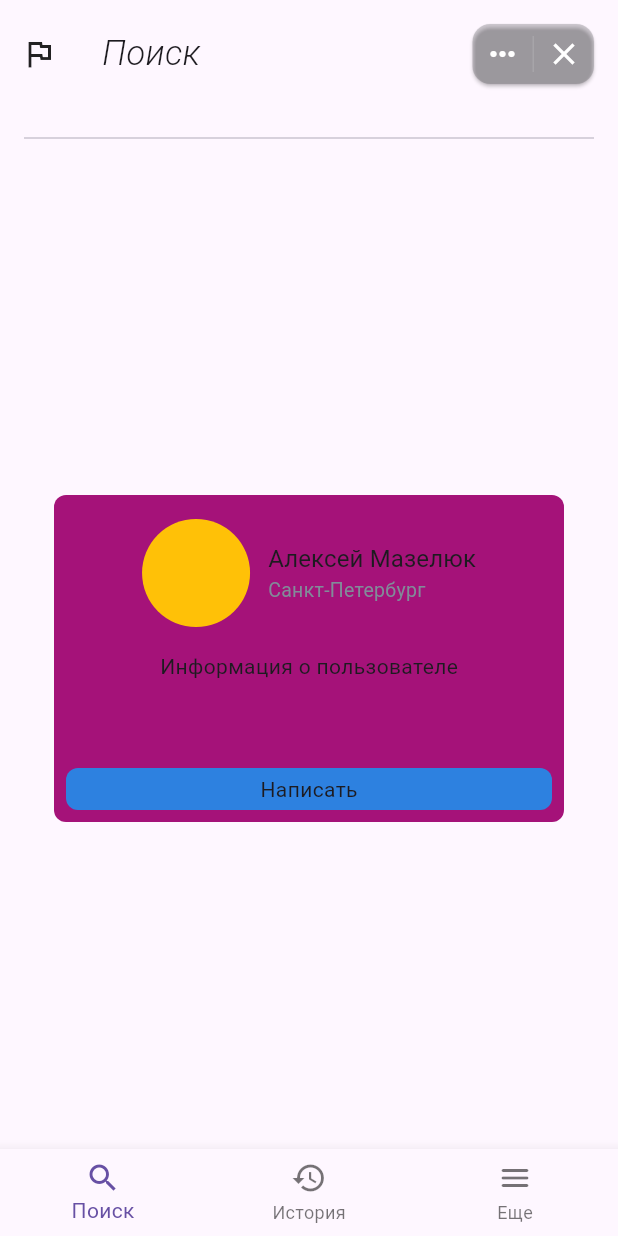
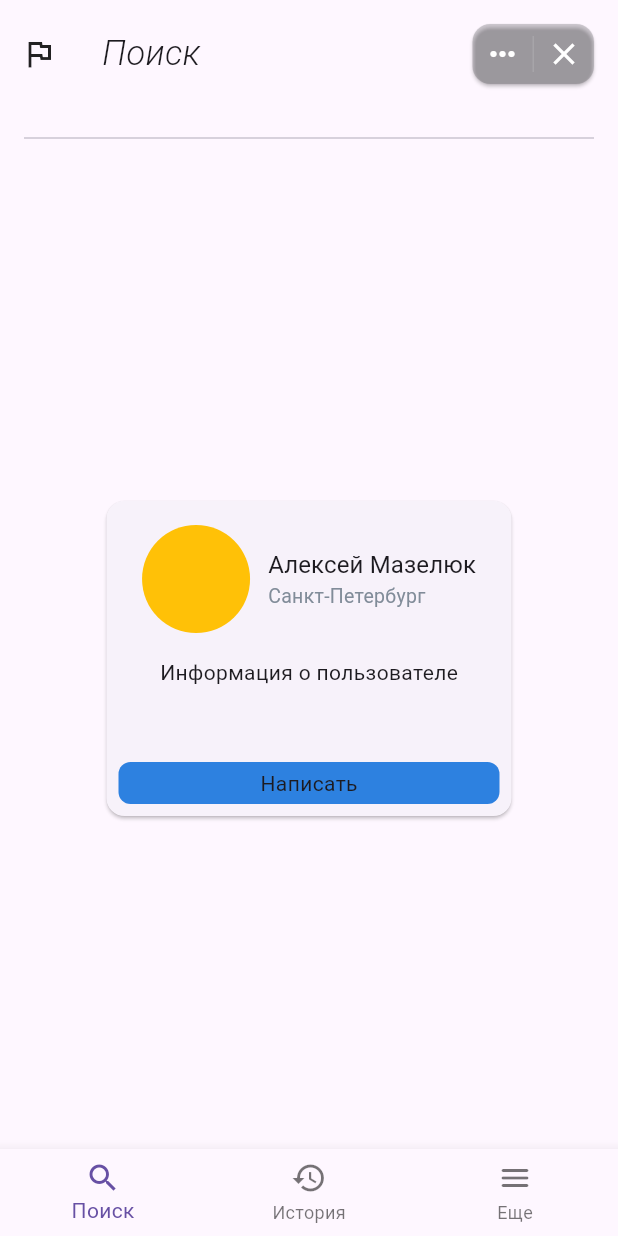
Before and after one commit to Dash-Inside/party, a Flutter app: the screen it shows after launch, on a phone screen of 412 x 824 dp. Run offline on Flutter 3.47's test engine with Material 2 defaults, Android fonts, the phone set to English and light mode, and no system bars; our stand-ins replace dartz, equatable, google_fonts.

Commit message:
refactor: improve code quality

```diff
--- a/lib/main.dart
+++ b/lib/main.dart
@@ -1,7 +1,6 @@
 import 'package:flutter/material.dart';
 import 'package:google_fonts/google_fonts.dart';
 import 'package:party/src/presentation/pages/init_page.dart';
-import 'package:party/src/presentation/pages/profile_page.dart';
 
 void main() {
   runApp(const MainApp());
--- a/lib/src/presentation/pages/init_page.dart
+++ b/lib/src/presentation/pages/init_page.dart
@@ -43,11 +43,7 @@ class _Content extends StatelessWidget {
   @override
   Widget build(BuildContext context) {
     return Expanded(
-      child: Container(
-        decoration: BoxDecoration(
-          borderRadius: BorderRadius.circular(8),
-          color: Color.fromARGB(255, 165, 18, 121),
-        ),
+      child: Card(
         child: Column(
           mainAxisSize: MainAxisSize.min,
           children: [
@@ -72,7 +68,7 @@ class CustomButton extends StatelessWidget {
   @override
   Widget build(BuildContext context) {
     return ConstrainedBox(
-      constraints: BoxConstraints(maxWidth: 340),
+      constraints: BoxConstraints(maxWidth: 270),
       child: GestureDetector(
         onTap: () {},
         child: Container(
```
